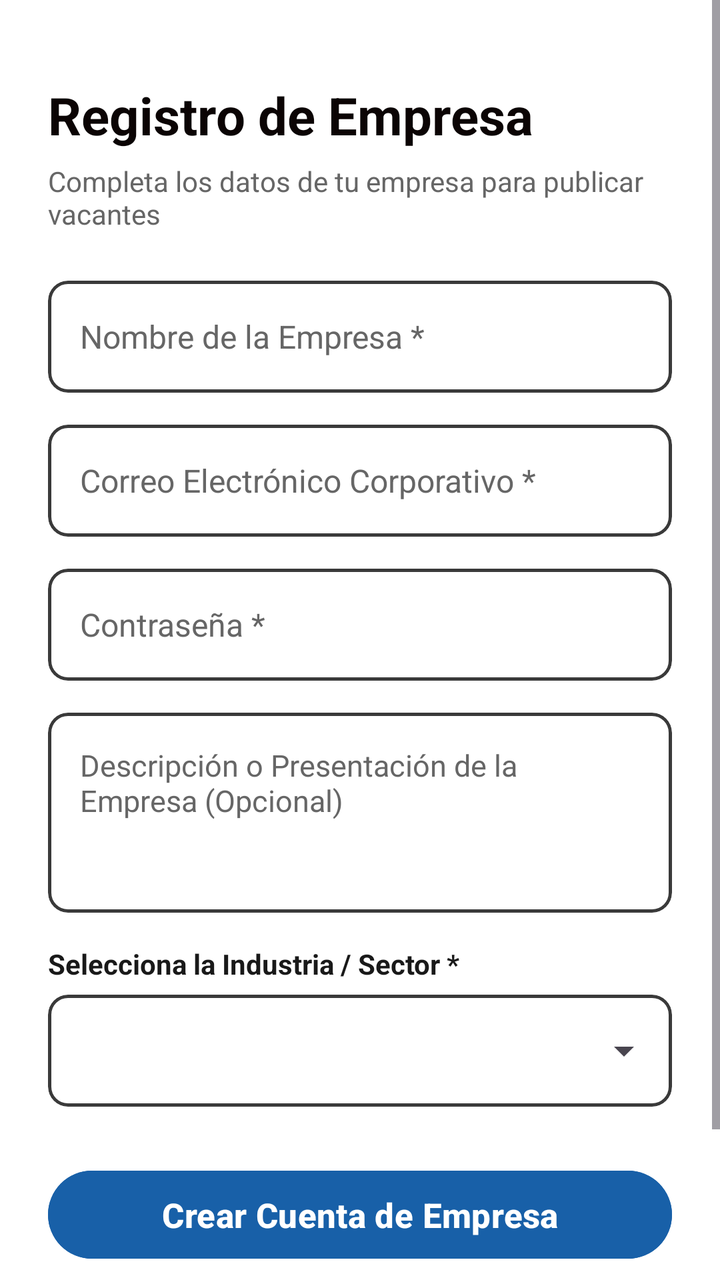
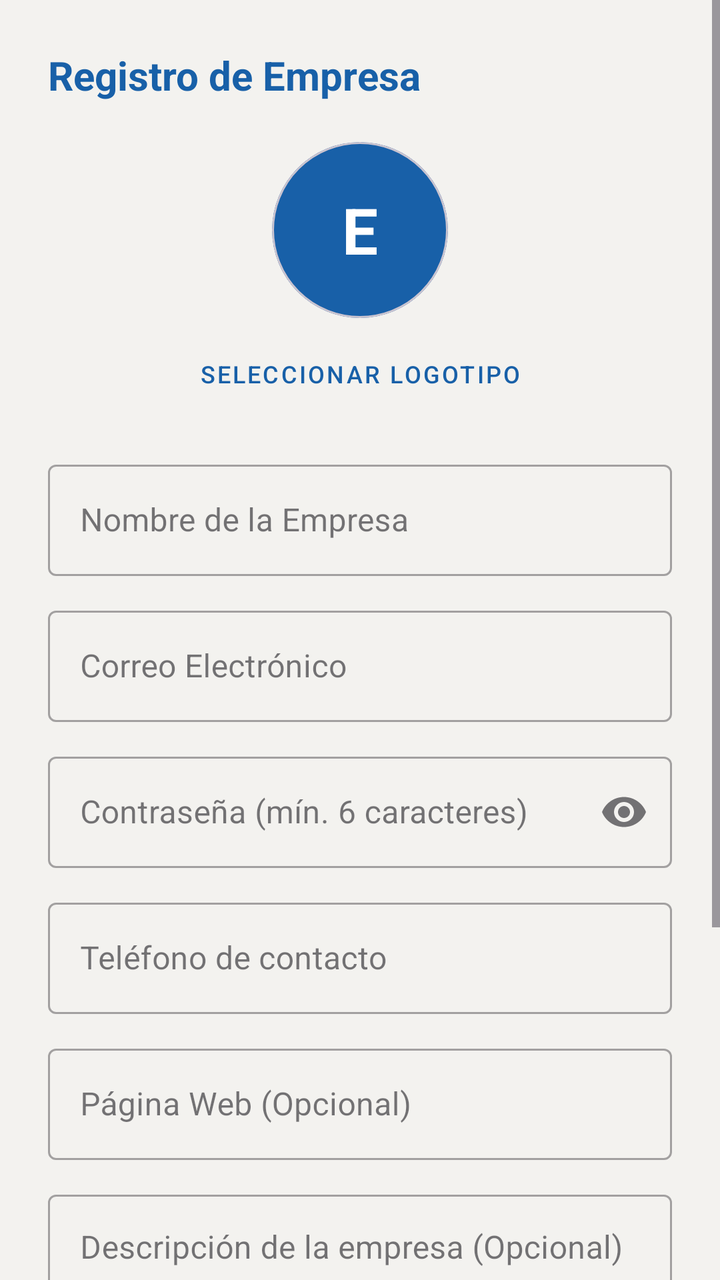

Before-and-after screenshots of an Android layout around one commit, followed by the original layout XML and the change that was made.
<!-- AndroidManifest.xml: application theme Theme.LinkedInInterno -->
<!-- res/layout/activity_register_company.xml -->
<?xml version="1.0" encoding="utf-8"?>
<ScrollView
    xmlns:android="http://schemas.android.com/apk/res/android"
    xmlns:app="http://schemas.android.com/apk/res-auto"
    xmlns:tools="http://schemas.android.com/tools"
    android:id="@+id/scrollRegisterCompany"
    android:layout_width="match_parent"
    android:layout_height="match_parent"
    android:fillViewport="true"
    android:background="@android:color/white">



    <androidx.constraintlayout.widget.ConstraintLayout
        android:layout_width="match_parent"
        android:layout_height="wrap_content"
        android:padding="24dp">

        <TextView
            android:id="@+id/tvTitleRegisterCompany"
            android:layout_width="wrap_content"
            android:layout_height="wrap_content"
            android:layout_marginTop="16dp"
            android:text="@string/title_register_company"
            android:textColor="#0B0404"
            android:textSize="26sp"
            android:textStyle="bold"
            app:layout_constraintStart_toStartOf="parent"
            app:layout_constraintTop_toTopOf="parent" />

        <TextView
            android:id="@+id/tvSubtitleRegisterCompany"
            android:layout_width="wrap_content"
            android:layout_height="wrap_content"
            android:layout_marginTop="6dp"
            android:text="@string/subtitle_register_company"
            android:textColor="#666666"
            android:textSize="14sp"
            app:layout_constraintStart_toStartOf="parent"
            app:layout_constraintTop_toBottomOf="@id/tvTitleRegisterCompany" />

        
        <com.google.android.material.card.MaterialCardView
            android:id="@+id/cardCompanyName"
            android:layout_width="match_parent"
            android:layout_height="56dp"
            android:layout_marginTop="24dp"
            app:cardBackgroundColor="#FFFFFF"
            app:cardCornerRadius="10dp"
            app:strokeColor="#3A3A3A"
            app:strokeWidth="1.5dp"
            app:layout_constraintTop_toBottomOf="@id/tvSubtitleRegisterCompany">

            <EditText
                android:id="@+id/etCompanyName"
                android:layout_width="match_parent"
                android:layout_height="match_parent"
                android:background="@null"
                android:hint="@string/hint_company_name"
                android:inputType="text"
                android:maxLines="1"
                android:paddingStart="16dp"
                android:paddingEnd="16dp"
                android:textColor="#0A66C2"
                android:textColorHint="#666666"
                android:textSize="16sp" />
        </com.google.android.material.card.MaterialCardView>

        
        <com.google.android.material.card.MaterialCardView
            android:id="@+id/cardCompanyEmail"
            android:layout_width="match_parent"
            android:layout_height="56dp"
            android:layout_marginTop="16dp"
            app:cardBackgroundColor="#FFFFFF"
            app:cardCornerRadius="10dp"
            app:strokeColor="#3A3A3A"
            app:strokeWidth="1.5dp"
            app:layout_constraintTop_toBottomOf="@id/cardCompanyName">

            <EditText
                android:id="@+id/etCompanyEmail"
                android:layout_width="match_parent"
                android:layout_height="match_parent"
                android:background="@null"
                android:hint="@string/hint_corp_email"
                android:inputType="textEmailAddress"
                android:maxLines="1"
                android:paddingStart="16dp"
                android:paddingEnd="16dp"
                android:textColor="#0A66C2"
                android:textColorHint="#666666"
                android:textSize="16sp" />
        </com.google.android.material.card.MaterialCardView>

        
        <com.google.android.material.card.MaterialCardView
            android:id="@+id/cardCompanyPassword"
            android:layout_width="match_parent"
            android:layout_height="56dp"
            android:layout_marginTop="16dp"
            app:cardBackgroundColor="#FFFFFF"
            app:cardCornerRadius="10dp"
            app:strokeColor="#3A3A3A"
            app:strokeWidth="1.5dp"
            app:layout_constraintTop_toBottomOf="@id/cardCompanyEmail">

            <EditText
                android:id="@+id/etCompanyPassword"
                android:layout_width="match_parent"
                android:layout_height="match_parent"
                android:background="@null"
                android:hint="@string/hint_password_req"
                android:inputType="textPassword"
                android:maxLines="1"
                android:paddingStart="16dp"
                android:paddingEnd="16dp"
                android:textColor="#0A66C2"
                android:textColorHint="#666666"
                android:textSize="16sp" />
        </com.google.android.material.card.MaterialCardView>

        
        <com.google.android.material.card.MaterialCardView
            android:id="@+id/cardCompanyDescription"
            android:layout_width="match_parent"
            android:layout_height="100dp"
            android:layout_marginTop="16dp"
            app:cardBackgroundColor="#FFFFFF"
            app:cardCornerRadius="10dp"
            app:strokeColor="#3A3A3A"
            app:strokeWidth="1.5dp"
            app:layout_constraintTop_toBottomOf="@id/cardCompanyPassword">

            <EditText
                android:id="@+id/etCompanyDescription"
                android:layout_width="match_parent"
                android:layout_height="match_parent"
                android:background="@null"
                android:gravity="top|start"
                android:hint="@string/hint_company_desc"
                android:inputType="textMultiLine"
                android:padding="16dp"
                android:textColor="#0A66C2"
                android:textColorHint="#666666"
                android:textSize="15sp" />
        </com.google.android.material.card.MaterialCardView>

        
        <TextView
            android:id="@+id/tvLabelIndustry"
            android:layout_width="wrap_content"
            android:layout_height="wrap_content"
            android:layout_marginTop="16dp"
            android:text="@string/label_select_industry"
            android:textColor="#191919"
            android:textSize="14sp"
            android:textStyle="bold"
            app:layout_constraintStart_toStartOf="parent"
            app:layout_constraintTop_toBottomOf="@id/cardCompanyDescription" />

        <com.google.android.material.card.MaterialCardView
            android:id="@+id/cardCompanyIndustry"
            android:layout_width="match_parent"
            android:layout_height="56dp"
            android:layout_marginTop="6dp"
            app:cardBackgroundColor="#FFFFFF"
            app:cardCornerRadius="10dp"
            app:strokeColor="#3A3A3A"
            app:strokeWidth="1.5dp"
            app:layout_constraintTop_toBottomOf="@id/tvLabelIndustry">

            <Spinner
                android:id="@+id/spIndustries"
                android:layout_width="match_parent"
                android:layout_height="match_parent"
                android:paddingStart="8dp"
                android:paddingEnd="8dp" />
        </com.google.android.material.card.MaterialCardView>

        
        <Button
            android:id="@+id/btnRegisterCompany"
            android:layout_width="match_parent"
            android:layout_height="52dp"
            android:layout_marginTop="28dp"
            android:backgroundTint="@color/azul_institucional"
            android:text="@string/btn_create_company_account"
            android:textColor="#FFFFFF"
            android:textSize="17sp"
            android:textStyle="bold"
            app:layout_constraintTop_toBottomOf="@id/cardCompanyIndustry" />

        <ProgressBar
            android:id="@+id/progressBarCompany"
            android:layout_width="wrap_content"
            android:layout_height="wrap_content"
            android:layout_marginTop="16dp"
            android:visibility="gone"
            android:indeterminateTint="@color/azul_institucional"
            app:layout_constraintEnd_toEndOf="parent"
            app:layout_constraintStart_toStartOf="parent"
            app:layout_constraintTop_toBottomOf="@id/btnRegisterCompany" />

        <TextView
            android:id="@+id/tvBackToLoginFromCompany"
            android:layout_width="wrap_content"
            android:layout_height="wrap_content"
            android:layout_marginTop="20dp"
            android:clickable="true"
            android:focusable="true"
            android:minHeight="48dp"
            android:text="@string/back_to_login_prompt"
            android:textColor="@color/azul_institucional"
            android:textSize="15sp"
            android:textStyle="bold"
            app:layout_constraintEnd_toEndOf="parent"
            app:layout_constraintStart_toStartOf="parent"
            app:layout_constraintTop_toBottomOf="@id/progressBarCompany" />

    </androidx.constraintlayout.widget.ConstraintLayout>
</ScrollView>
<!-- resources referenced by this layout -->
<resources>
  <color name="azul_institucional">#1860A8</color>
  <string name="back_to_login_prompt">¿Ya tienes cuenta? Inicia sesión aquí</string>
  <string name="btn_create_company_account">Crear Cuenta de Empresa</string>
  <string name="hint_company_desc">Descripción o Presentación de la Empresa (Opcional)</string>
  <string name="hint_company_name">Nombre de la Empresa *</string>
  <string name="hint_corp_email">Correo Electrónico Corporativo *</string>
  <string name="hint_password_req">Contraseña *</string>
  <string name="label_select_industry">Selecciona la Industria / Sector *</string>
  <string name="subtitle_register_company">Completa los datos de tu empresa para publicar vacantes</string>
  <string name="title_register_company">Registro de Empresa</string>
  <style name="Theme.LinkedInInterno" parent="Base.Theme.LinkedInInterno" />
  <style name="Base.Theme.LinkedInInterno" parent="Theme.Material3.DayNight.NoActionBar">
          
          <item name="colorPrimary">@color/azul_institucional</item>
          <item name="colorOnPrimary">@color/white</item>
          <item name="colorPrimaryContainer">@color/azul_institucional</item>
          <item name="colorOnPrimaryContainer">@color/azul_oscuro</item>
          <item name="colorSecondary">@color/dorado_oro_uas</item>
          <item name="android:colorBackground">@color/white</item>
      </style>
  <color name="white">#FFFFFFFF</color>
  <color name="azul_oscuro">#1B365D</color>
  <color name="dorado_oro_uas">#AF9121</color>
</resources>

<!-- the commit's change to res/layout/activity_register_company.xml (unified diff, before → after) -->
@@ -3,13 +3,10 @@
     xmlns:android="http://schemas.android.com/apk/res/android"
     xmlns:app="http://schemas.android.com/apk/res-auto"
     xmlns:tools="http://schemas.android.com/tools"
-    android:id="@+id/scrollRegisterCompany"
     android:layout_width="match_parent"
     android:layout_height="match_parent"
     android:fillViewport="true"
-    android:background="@android:color/white">
-
-
+    android:background="#F3F2EF">
 
     <androidx.constraintlayout.widget.ConstraintLayout
         android:layout_width="match_parent"
@@ -17,161 +14,205 @@
         android:padding="24dp">
 
         <TextView
-            android:id="@+id/tvTitleRegisterCompany"
+            android:id="@+id/tvRegistroEmpresaTitle"
             android:layout_width="wrap_content"
             android:layout_height="wrap_content"
+            android:text="Registro de Empresa"
+            android:textColor="#1860A8"
+            android:textSize="20sp"
+            android:textStyle="bold"
+            app:layout_constraintStart_toStartOf="parent"
+            app:layout_constraintTop_toTopOf="parent" />
+
+        
+        <com.google.android.material.card.MaterialCardView
+            android:id="@+id/cardAvatarEmpresa"
+            android:layout_width="88dp"
+            android:layout_height="88dp"
+            android:layout_marginTop="20dp"
+            app:cardBackgroundColor="#1860A8"
+            app:cardCornerRadius="44dp"
+            app:cardElevation="0dp"
+            app:layout_constraintEnd_toEndOf="parent"
+            app:layout_constraintStart_toStartOf="parent"
+            app:layout_constraintTop_toBottomOf="@id/tvRegistroEmpresaTitle">
+
+            <TextView
+                android:id="@+id/tvAvatarEmpresaInitial"
+                android:layout_width="wrap_content"
+                android:layout_height="wrap_content"
+                android:layout_gravity="center"
+                android:text="E"
+                android:textColor="@android:color/white"
+                android:textSize="32sp"
+                android:textStyle="bold" />
+
+            <ImageView
+                android:id="@+id/ivAvatarEmpresaPreview"
+                android:layout_width="match_parent"
+                android:layout_height="match_parent"
+                android:scaleType="centerCrop"
+                android:visibility="gone"
+                android:contentDescription="Vista previa avatar" />
+        </com.google.android.material.card.MaterialCardView>
+
+        <Button
+            android:id="@+id/btnCambiarAvatarEmpresa"
+            style="@style/Widget.MaterialComponents.Button.TextButton"
+            android:layout_width="wrap_content"
+            android:layout_height="wrap_content"
+            android:layout_marginTop="4dp"
+            android:text="Seleccionar logotipo"
+            android:textColor="#1860A8"
+            android:textSize="12sp"
+            app:layout_constraintEnd_toEndOf="parent"
+            app:layout_constraintStart_toStartOf="parent"
+            app:layout_constraintTop_toBottomOf="@id/cardAvatarEmpresa" />
+
+        
+        <com.google.android.material.textfield.TextInputLayout
+            android:id="@+id/tilNombreEmpresa"
+            style="@style/Widget.MaterialComponents.TextInputLayout.OutlinedBox"
+            android:layout_width="0dp"
+            android:layout_height="wrap_content"
             android:layout_marginTop="16dp"
-            android:text="@string/title_register_company"
-            android:textColor="#0B0404"
-            android:textSize="26sp"
-            android:textStyle="bold"
-            app:layout_constraintStart_toStartOf="parent"
-            app:layout_constraintTop_toTopOf="parent" />
-
+            android:hint="Nombre de la Empresa"
+            app:layout_constraintEnd_toEndOf="parent"
+            app:layout_constraintStart_toStartOf="parent"
+            app:layout_constraintTop_toBottomOf="@id/btnCambiarAvatarEmpresa">
+
+            <com.google.android.material.textfield.TextInputEditText
+                android:id="@+id/etNombreEmpresa"
+                android:layout_width="match_parent"
+                android:layout_height="wrap_content"
+                android:inputType="textPersonName" />
+        </com.google.android.material.textfield.TextInputLayout>
+
+        
+        <com.google.android.material.textfield.TextInputLayout
+            android:id="@+id/tilCorreoEmpresa"
+            style="@style/Widget.MaterialComponents.TextInputLayout.OutlinedBox"
+            android:layout_width="0dp"
+            android:layout_height="wrap_content"
+            android:layout_marginTop="12dp"
+            android:hint="Correo Electrónico"
+            app:layout_constraintEnd_toEndOf="parent"
+            app:layout_constraintStart_toStartOf="parent"
+            app:layout_constraintTop_toBottomOf="@id/tilNombreEmpresa">
+
+            <com.google.android.material.textfield.TextInputEditText
+                android:id="@+id/etCorreoEmpresa"
+                android:layout_width="match_parent"
+                android:layout_height="wrap_content"
+                android:inputType="textEmailAddress" />
+        </com.google.android.material.textfield.TextInputLayout>
+
+        
+        <com.google.android.material.textfield.TextInputLayout
+            android:id="@+id/tilPasswordEmpresa"
+            style="@style/Widget.MaterialComponents.TextInputLayout.OutlinedBox"
+            android:layout_width="0dp"
+            android:layout_height="wrap_content"
+            android:layout_marginTop="12dp"
+            android:hint="Contraseña (mín. 6 caracteres)"
+            app:endIconMode="password_toggle"
+            app:layout_constraintEnd_toEndOf="parent"
+            app:layout_constraintStart_toStartOf="parent"
+            app:layout_constraintTop_toBottomOf="@id/tilCorreoEmpresa">
+
+            <com.google.android.material.textfield.TextInputEditText
+                android:id="@+id/etPasswordEmpresa"
+                android:layout_width="match_parent"
+                android:layout_height="wrap_content"
+                android:inputType="textPassword" />
+        </com.google.android.material.textfield.TextInputLayout>
+
+        
+        <com.google.android.material.textfield.TextInputLayout
+            android:id="@+id/tilTelefonoEmpresa"
+            style="@style/Widget.MaterialComponents.TextInputLayout.OutlinedBox"
+            android:layout_width="0dp"
+            android:layout_height="wrap_content"
+            android:layout_marginTop="12dp"
+            android:hint="Teléfono de contacto"
+            app:layout_constraintEnd_toEndOf="parent"
+            app:layout_constraintStart_toStartOf="parent"
+            app:layout_constraintTop_toBottomOf="@id/tilPasswordEmpresa">
+
+            <com.google.android.material.textfield.TextInputEditText
+                android:id="@+id/etTelefonoEmpresa"
+                android:layout_width="match_parent"
+                android:layout_height="wrap_content"
+                android:inputType="phone" />
+        </com.google.android.material.textfield.TextInputLayout>
+
+        
+        <com.google.android.material.textfield.TextInputLayout
+            android:id="@+id/tilPaginaWeb"
+            style="@style/Widget.MaterialComponents.TextInputLayout.OutlinedBox"
+            android:layout_width="0dp"
+            android:layout_height="wrap_content"
+            android:layout_marginTop="12dp"
+            android:hint="Página Web (Opcional)"
+            app:layout_constraintEnd_toEndOf="parent"
+            app:layout_constraintStart_toStartOf="parent"
+            app:layout_constraintTop_toBottomOf="@id/tilTelefonoEmpresa">
+
+            <com.google.android.material.textfield.TextInputEditText
+                android:id="@+id/etPaginaWeb"
+                android:layout_width="match_parent"
+                android:layout_height="wrap_content"
+                android:inputType="textUri" />
+        </com.google.android.material.textfield.TextInputLayout>
+
+        
+        <com.google.android.material.textfield.TextInputLayout
+            android:id="@+id/tilSobreMiEmpresa"
+            style="@style/Widget.MaterialComponents.TextInputLayout.OutlinedBox"
+            android:layout_width="0dp"
+            android:layout_height="wrap_content"
+            android:layout_marginTop="12dp"
+            android:hint="Descripción de la empresa (Opcional)"
+            app:layout_constraintEnd_toEndOf="parent"
+            app:layout_constraintStart_toStartOf="parent"
+            app:layout_constraintTop_toBottomOf="@id/tilPaginaWeb">
+
+            <com.google.android.material.textfield.TextInputEditText
+                android:id="@+id/etSobreMiEmpresa"
+                android:layout_width="match_parent"
+                android:layout_height="wrap_content"
+                android:inputType="textMultiLine"
+                android:lines="3"
+                android:gravity="top" />
+        </com.google.android.material.textfield.TextInputLayout>
+
+        
         <TextView
-            android:id="@+id/tvSubtitleRegisterCompany"
+            android:id="@+id/tvLabelIndustria"
             android:layout_width="wrap_content"
             android:layout_height="wrap_content"
-            android:layout_marginTop="6dp"
-            android:text="@string/subtitle_register_company"
+            android:layout_marginTop="16dp"
+            android:text="Industria"
             android:textColor="#666666"
-            android:textSize="14sp"
-            app:layout_constraintStart_toStartOf="parent"
-            app:layout_constraintTop_toBottomOf="@id/tvTitleRegisterCompany" />
-
-        
+            android:textSize="12sp"
+            app:layout_constraintStart_toStartOf="parent"
+            app:layout_constraintTop_toBottomOf="@id/tilSobreMiEmpresa" />
+
         <com.google.android.material.card.MaterialCardView
-            android:id="@+id/cardCompanyName"
-            android:layout_width="match_parent"
+            android:id="@+id/cardEditIndustria"
+            android:layout_width="0dp"
             android:layout_height="56dp"
-            android:layout_marginTop="24dp"
+            android:layout_marginTop="4dp"
             app:cardBackgroundColor="#FFFFFF"
             app:cardCornerRadius="10dp"
             app:strokeColor="#3A3A3A"
             app:strokeWidth="1.5dp"
-            app:layout_constraintTop_toBottomOf="@id/tvSubtitleRegisterCompany">
-
-            <EditText
-                android:id="@+id/etCompanyName"
-                android:layout_width="match_parent"
-                android:layout_height="match_parent"
-                android:background="@null"
-                android:hint="@string/hint_company_name"
-                android:inputType="text"
-                android:maxLines="1"
-                android:paddingStart="16dp"
-                android:paddingEnd="16dp"
-                android:textColor="#0A66C2"
-                android:textColorHint="#666666"
-                android:textSize="16sp" />
-        </com.google.android.material.card.MaterialCardView>
-
-        
-        <com.google.android.material.card.MaterialCardView
-            android:id="@+id/cardCompanyEmail"
-            android:layout_width="match_parent"
-            android:layout_height="56dp"
-            android:layout_marginTop="16dp"
-            app:cardBackgroundColor="#FFFFFF"
-            app:cardCornerRadius="10dp"
-            app:strokeColor="#3A3A3A"
-            app:strokeWidth="1.5dp"
-            app:layout_constraintTop_toBottomOf="@id/cardCompanyName">
-
-            <EditText
-                android:id="@+id/etCompanyEmail"
-                android:layout_width="match_parent"
-                android:layout_height="match_parent"
-                android:background="@null"
-                android:hint="@string/hint_corp_email"
-                android:inputType="textEmailAddress"
-                android:maxLines="1"
-                android:paddingStart="16dp"
-                android:paddingEnd="16dp"
-                android:textColor="#0A66C2"
-                android:textColorHint="#666666"
-                android:textSize="16sp" />
-        </com.google.android.material.card.MaterialCardView>
-
-        
-        <com.google.android.material.card.MaterialCardView
-            android:id="@+id/cardCompanyPassword"
-            android:layout_width="match_parent"
-            android:layout_height="56dp"
-            android:layout_marginTop="16dp"
-            app:cardBackgroundColor="#FFFFFF"
-            app:cardCornerRadius="10dp"
-            app:strokeColor="#3A3A3A"
-            app:strokeWidth="1.5dp"
-            app:layout_constraintTop_toBottomOf="@id/cardCompanyEmail">
-
-            <EditText
-                android:id="@+id/etCompanyPassword"
-                android:layout_width="match_parent"
-                android:layout_height="match_parent"
-                android:background="@null"
-                android:hint="@string/hint_password_req"
-                android:inputType="textPassword"
-                android:maxLines="1"
-                android:paddingStart="16dp"
-                android:paddingEnd="16dp"
-                android:textColor="#0A66C2"
-                android:textColorHint="#666666"
-                android:textSize="16sp" />
-        </com.google.android.material.card.MaterialCardView>
-
-        
-        <com.google.android.material.card.MaterialCardView
-            android:id="@+id/cardCompanyDescription"
-            android:layout_width="match_parent"
-            android:layout_height="100dp"
-            android:layout_marginTop="16dp"
-            app:cardBackgroundColor="#FFFFFF"
-            app:cardCornerRadius="10dp"
-            app:strokeColor="#3A3A3A"
-            app:strokeWidth="1.5dp"
-            app:layout_constraintTop_toBottomOf="@id/cardCompanyPassword">
-
-            <EditText
-                android:id="@+id/etCompanyDescription"
-                android:layout_width="match_parent"
-                android:layout_height="match_parent"
-                android:background="@null"
-                android:gravity="top|start"
-                android:hint="@string/hint_company_desc"
-                android:inputType="textMultiLine"
-                android:padding="16dp"
-                android:textColor="#0A66C2"
-                android:textColorHint="#666666"
-                android:textSize="15sp" />
-        </com.google.android.material.card.MaterialCardView>
-
-        
-        <TextView
-            android:id="@+id/tvLabelIndustry"
-            android:layout_width="wrap_content"
-            android:layout_height="wrap_content"
-            android:layout_marginTop="16dp"
-            android:text="@string/label_select_industry"
-            android:textColor="#191919"
-            android:textSize="14sp"
-            android:textStyle="bold"
-            app:layout_constraintStart_toStartOf="parent"
-            app:layout_constraintTop_toBottomOf="@id/cardCompanyDescription" />
-
-        <com.google.android.material.card.MaterialCardView
-            android:id="@+id/cardCompanyIndustry"
-            android:layout_width="match_parent"
-            android:layout_height="56dp"
-            android:layout_marginTop="6dp"
-            app:cardBackgroundColor="#FFFFFF"
-            app:cardCornerRadius="10dp"
-            app:strokeColor="#3A3A3A"
-            app:strokeWidth="1.5dp"
-            app:layout_constraintTop_toBottomOf="@id/tvLabelIndustry">
+            app:layout_constraintEnd_toEndOf="parent"
+            app:layout_constraintStart_toStartOf="parent"
+            app:layout_constraintTop_toBottomOf="@id/tvLabelIndustria">
 
             <Spinner
-                android:id="@+id/spIndustries"
+                android:id="@+id/spinnerIndustria"
                 android:layout_width="match_parent"
                 android:layout_height="match_parent"
                 android:paddingStart="8dp"
@@ -180,43 +221,17 @@
 
         
         <Button
-            android:id="@+id/btnRegisterCompany"
-            android:layout_width="match_parent"
-            android:layout_height="52dp"
+            android:id="@+id/btnRegistrarEmpresa"
+            android:layout_width="0dp"
+            android:layout_height="48dp"
             android:layout_marginTop="28dp"
-            android:backgroundTint="@color/azul_institucional"
-            android:text="@string/btn_create_company_account"
-            android:textColor="#FFFFFF"
-            android:textSize="17sp"
+            android:backgroundTint="#1860A8"
+            android:text="Registrar Empresa"
+            android:textColor="@android:color/white"
             android:textStyle="bold"
-            app:layout_constraintTop_toBottomOf="@id/cardCompanyIndustry" />
-
-        <ProgressBar
-            android:id="@+id/progressBarCompany"
-            android:layout_width="wrap_content"
-            android:layout_height="wrap_content"
-            android:layout_marginTop="16dp"
-            android:visibility="gone"
-            android:indeterminateTint="@color/azul_institucional"
-            app:layout_constraintEnd_toEndOf="parent"
-            app:layout_constraintStart_toStartOf="parent"
-            app:layout_constraintTop_toBottomOf="@id/btnRegisterCompany" />
-
-        <TextView
-            android:id="@+id/tvBackToLoginFromCompany"
-            android:layout_width="wrap_content"
-            android:layout_height="wrap_content"
-            android:layout_marginTop="20dp"
-            android:clickable="true"
-            android:focusable="true"
-            android:minHeight="48dp"
-            android:text="@string/back_to_login_prompt"
-            android:textColor="@color/azul_institucional"
-            android:textSize="15sp"
-            android:textStyle="bold"
-            app:layout_constraintEnd_toEndOf="parent"
-            app:layout_constraintStart_toStartOf="parent"
-            app:layout_constraintTop_toBottomOf="@id/progressBarCompany" />
+            app:layout_constraintEnd_toEndOf="parent"
+            app:layout_constraintStart_toStartOf="parent"
+            app:layout_constraintTop_toBottomOf="@id/cardEditIndustria" />
 
     </androidx.constraintlayout.widget.ConstraintLayout>
 </ScrollView>
<!-- resource entries referenced after the edit -->
@@ -1,15 +1,6 @@
 <!-- resources referenced by this layout -->
 <resources>
   <color name="azul_institucional">#1860A8</color>
-  <string name="back_to_login_prompt">¿Ya tienes cuenta? Inicia sesión aquí</string>
-  <string name="btn_create_company_account">Crear Cuenta de Empresa</string>
-  <string name="hint_company_desc">Descripción o Presentación de la Empresa (Opcional)</string>
-  <string name="hint_company_name">Nombre de la Empresa *</string>
-  <string name="hint_corp_email">Correo Electrónico Corporativo *</string>
-  <string name="hint_password_req">Contraseña *</string>
-  <string name="label_select_industry">Selecciona la Industria / Sector *</string>
-  <string name="subtitle_register_company">Completa los datos de tu empresa para publicar vacantes</string>
-  <string name="title_register_company">Registro de Empresa</string>
   <style name="Theme.LinkedInInterno" parent="Base.Theme.LinkedInInterno" />
   <style name="Base.Theme.LinkedInInterno" parent="Theme.Material3.DayNight.NoActionBar">
           
